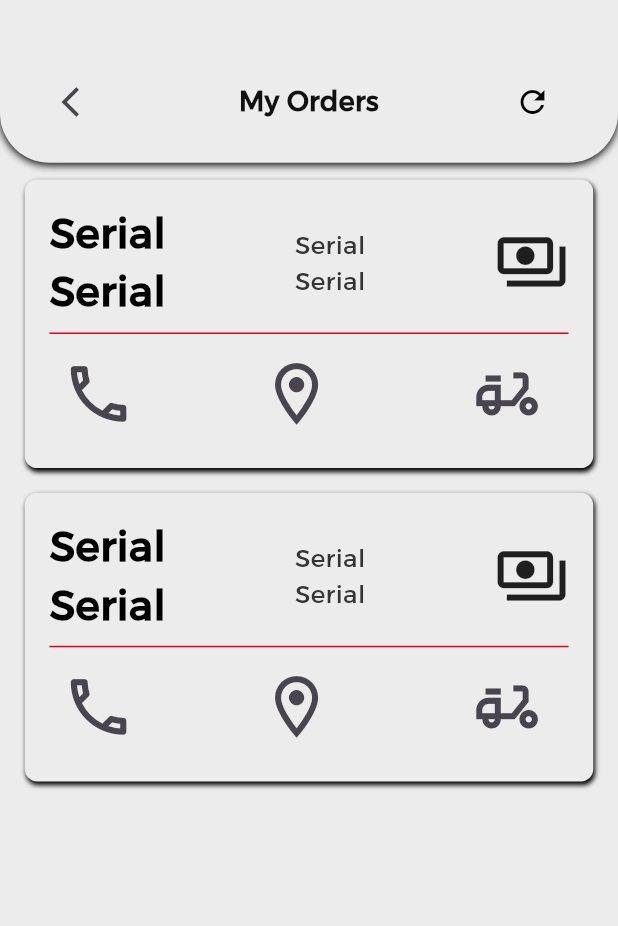
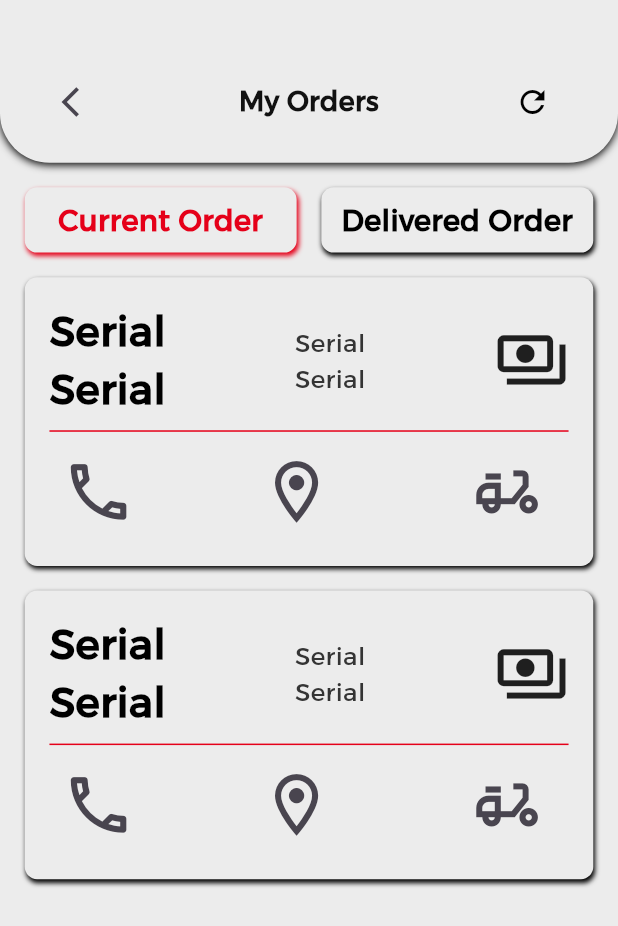
Before and after one commit to zoalfkardeeb/autoworld, a Flutter app: the MainWorkerScreen screen opened directly, on a phone screen of 412 x 824 dp. Shown: the top 926 px of the screen. Run offline on Flutter 3.47's test engine with Material 3 defaults, Android fonts, the phone set to English and light mode, and no system bars; our stand-ins replace another_flushbar, app_links, cached_network_image, cloud_firestore, dio, double_back_to_close_app and 29 more; missing offline and left inert: easy_pdf_viewer, flutter_facebook_auth, mailer, map_location_picker, platform_device_id, simple_tooltip; accounts and stored records are empty; network calls fail; project files that could hold a hidden picture were left out.

Commit message:
image , details, out of stock

```diff
--- a/lib/MyWidget.dart
+++ b/lib/MyWidget.dart
@@ -90,19 +90,20 @@ class MyWidget{
   }
 
 
-  static Widget shadowContainer({required child, width, margin, padding}){
+  static Widget shadowContainer({required child, width, margin, padding, color}){
     margin ??= 0.0;
     width ??= double.infinity;
     padding ??= AppWidth.w2;
+    color ??= MyColors.black;
     return Container(
       width: width,
       margin: EdgeInsets.symmetric(vertical: AppHeight.h1, horizontal: margin),
       padding: EdgeInsets.all(padding),
       decoration:  BoxDecoration(
         color: MyColors.topCon,
-        boxShadow:const [BoxShadow(
-          color: MyColors.black,
-          offset: Offset(1, 2),
+        boxShadow: [BoxShadow(
+          color: color,
+          offset: const Offset(1, 2),
           blurRadius: 2,
         )],
         borderRadius: BorderRadius.all(Radius.circular(AppWidth.w2)),
@@ -169,7 +170,7 @@ class MyWidget{
           horizontal:
           AppWidth.w4*1.5),
       child: Container(
-        // height: FontSize.s18*2.5,
+        //height: FontSize.s18*2.5,
         decoration: BoxDecoration(
           color: Colors.white,
           borderRadius:
--- a/lib/eShop/model/itemModel.dart
+++ b/lib/eShop/model/itemModel.dart
@@ -20,10 +20,10 @@ class ItemModel{
   int? status;
   Suppliers suppliers;
   bool outOfStock = false;
-  int? avilableInStore;
+  int? storeQuantity;
   List<GalarryItems> imageListGallery = [];
   ItemModel({this.code ,this.status ,this.orderSerial, this.orderDate, this.brands, this.purchaseAttributeValues ,required this.suppliers ,this.purchaseOrderId, this.purchaseOrderProductId, required this.purchaseAttributeValueIds, required this.id, required this.networkImage, required this.isFavorite, required this.amount, required this.name, required this.category, required this.price, required this.imageListGallery, required this.attributeValues, this.description}) {
-    if(avilableInStore==0){
+    if(storeQuantity==0){
       outOfStock = true;
     }
   }
--- a/lib/eShop/model/response/productRead.dart
+++ b/lib/eShop/model/response/productRead.dart
@@ -50,6 +50,7 @@ class Datum {
   String? description;
   String? arDescription;
   int? brandId;
+  int? storeQuantity;
   Brands? brands;
   List<ProductDetailsPic>? productDetailsPics;
   int? price;
--- a/lib/eShop/shopHelper.dart
+++ b/lib/eShop/shopHelper.dart
@@ -115,8 +115,8 @@ class ShopHelper{
       MyWidget.showInfoDialog(text: 'Out Of Stock');
       avilable = false;
     }
-    if(itemModel.amount >= (itemModel.avilableInStore??100000)){
-      MyWidget.showInfoDialog(text: 'available in store only: ${itemModel.avilableInStore}');
+    if(itemModel.amount >= (itemModel.storeQuantity??100000)){
+      MyWidget.showInfoDialog(text: 'available in store only: ${itemModel.storeQuantity}');
       avilable = false;
     }
     return avilable;
--- a/lib/eShop/worker/mainScreen.dart
+++ b/lib/eShop/worker/mainScreen.dart
@@ -14,6 +14,7 @@ class MainWorkerScreen extends StatefulWidget {
 class _MainWorkerScreenState extends State<MainWorkerScreen> {
   List order = ['',''];
   MyWidget? _m;
+  bool _currentOrder = true;
 
   @override
   Widget build(BuildContext context) {
@@ -39,15 +40,45 @@ class _MainWorkerScreenState extends State<MainWorkerScreen> {
                 crossAxisAlignment: CrossAxisAlignment.center,
                 children: [
                   _topBar(AppWidth.w8),
-                  const SizedBox(height: 3,),
+                  SizedBox(height: AppHeight.h1,),
+                  Padding(
+                    padding: EdgeInsets.symmetric(horizontal: AppWidth.w4),
+                    child: Row(
+                      children: [
+                        Flexible(
+                          child: GestureDetector(
+                            child: MyWidget.shadowContainer(
+                                child: MyWidget(context).headText(
+                                    AppLocalizations.of(context)!.translate('Current Order'), scale: 0.7,
+                                    color: _currentOrder? MyColors.mainColor : MyColors.black),
+                              color: _currentOrder? MyColors.mainColor: MyColors.black,
+                            ),
+                            onTap: ()=> _changeCurrentOrder(),
+                          ),
+                        ),
+                        SizedBox(width: AppWidth.w4,),
+                        Flexible(
+                          child: GestureDetector(
+                            child: MyWidget.shadowContainer(
+                              child: MyWidget(context).headText(
+                                  AppLocalizations.of(context)!.translate('Delivered Order'), scale: 0.7,
+                                  color: _currentOrder? MyColors.black : MyColors.mainColor),
+                              color: _currentOrder? MyColors.black : MyColors.mainColor,
+                            ),
+                              onTap: ()=> _changeCurrentOrder()),
+                        ),
+                      ],
+                    ),
+                  ),
                   Expanded(
                     flex: 1,
                     child: ListView(
-
+                      padding: const EdgeInsets.symmetric(vertical: 0.0),
                       children: order.map((e) => MyWidget.shadowContainer(
                         padding: AppWidth.w4,
                         margin: AppWidth.w4,
                         child: _orderContainer(),
+                       // color: MyColors.mainColor
                       ),).toList(),
                     )
                   ),
@@ -198,5 +229,9 @@ class _MainWorkerScreenState extends State<MainWorkerScreen> {
     );
   }
 
+  _changeCurrentOrder(){
+    _currentOrder=!_currentOrder;
+    setState(() {});
+  }
 
 }
--- a/lib/main.dart
+++ b/lib/main.dart
@@ -159,7 +159,7 @@ class MyApp extends StatelessWidget {
           theme: ThemeData(
             primarySwatch: Colors.red,
           ),
-          home: MainWorkerScreen(),//const SplashScreen(),
+          home: const SplashScreen(),
           routes: const {
           },
         );
```
Also changed, not shown: lib/screen/address/addAddress.dart (+16 -2 lines).
